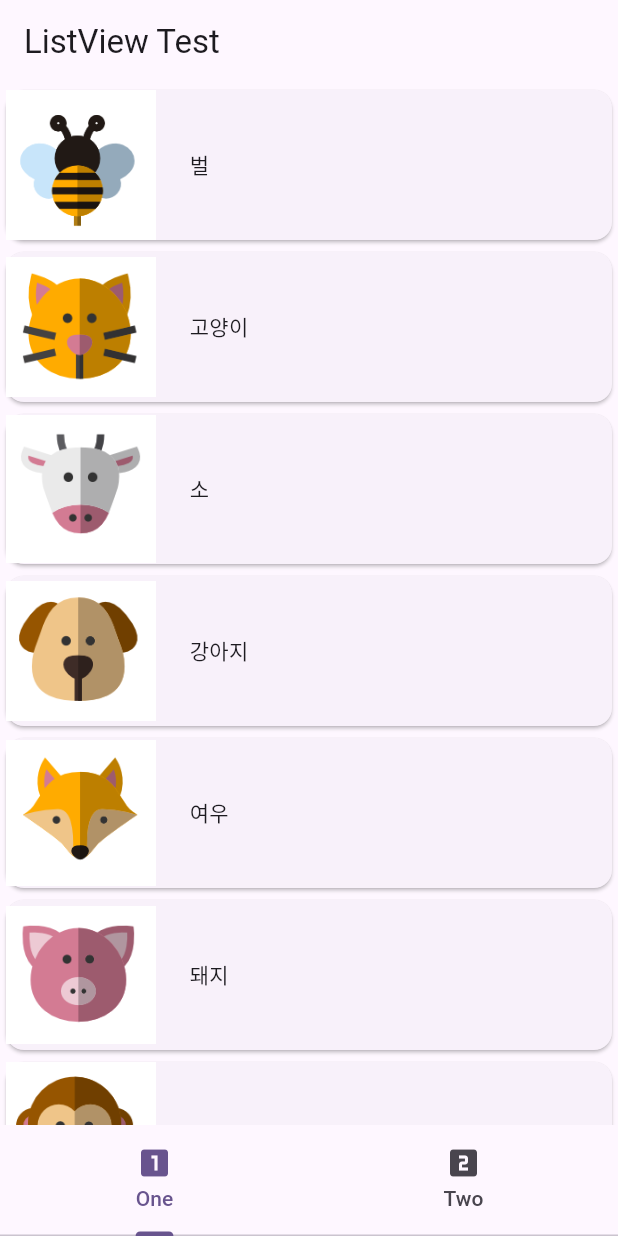
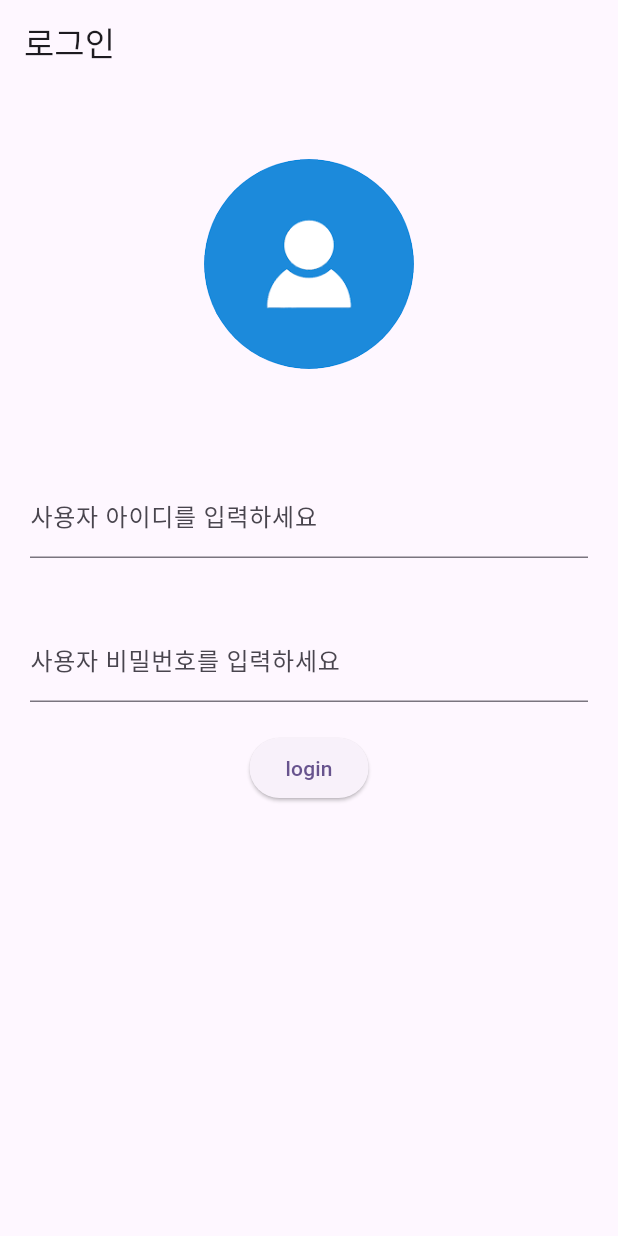
Before and after one commit to EunmiJang247/dart-study, a Flutter app: the screen it shows after launch, on a phone screen of 412 x 824 dp. Run offline on Flutter 3.47's test engine with Material 3 defaults, Android fonts, the phone set to English and light mode, and no system bars; missing offline and left inert: simple_gesture_detector.

```diff
--- a/lib/main.dart
+++ b/lib/main.dart
@@ -16,6 +16,9 @@ import 'package:second_flutter_pract/view/day_07example5_insertlistview_second.d
 import 'package:second_flutter_pract/view/day_07example5_listview_first.dart';
 import 'package:second_flutter_pract/view/day_08example1_pract_first.dart';
 import 'package:second_flutter_pract/view/day_08example2FirstPage.dart';
+import 'package:second_flutter_pract/view/day_09example1_afterLogin.dart';
+import 'package:second_flutter_pract/view/day_09example1_login.dart';
+import 'package:second_flutter_pract/view/day_09example2_login.dart';
 // import 'package:second_flutter_pract/view/day_07example2_tabbar_firstpage.dart'; //안쓸꺼니까 지워
 // import 'package:second_flutter_pract/view/day_07example2_tabbar_secondpage.dart'; //안쓸꺼니까 지워
 
@@ -148,6 +151,37 @@ class MyApp extends StatelessWidget {
   // }
 
   // 동물카드 실습
+  // @override
+  // Widget build(BuildContext context) {
+  //   return MaterialApp(
+  //     title: 'Flutter Demo',
+  //     theme: ThemeData(
+  //       colorScheme: ColorScheme.fromSeed(seedColor: Colors.deepPurple),
+  //       useMaterial3: true,
+  //     ),
+  //     // 라우트 잡을 것이다
+  //     home: const Home4(),
+  //   );
+  // }
+
+  // 로그인 실습 day9 1번째
+  // @override
+  // Widget build(BuildContext context) {
+  //   return MaterialApp(
+  //     title: 'Flutter Demo',
+  //     theme: ThemeData(
+  //       colorScheme: ColorScheme.fromSeed(seedColor: Colors.deepPurple),
+  //       useMaterial3: true,
+  //     ),
+  //     // 라우트 잡을 것이다
+  //     routes: {
+  //       '/': (context) => const LoginFirst(),
+  //     },
+  //     initialRoute: '/',
+  //   );
+  // }
+
+  //로그인 실습 day9 2번째
   @override
   Widget build(BuildContext context) {
     return MaterialApp(
@@ -157,7 +191,10 @@ class MyApp extends StatelessWidget {
         useMaterial3: true,
       ),
       // 라우트 잡을 것이다
-      home: const Home4(),
+      routes: {
+        '/': (context) => const LoginSecond(),
+      },
+      initialRoute: '/',
     );
   }
 }
--- /dev/null
+++ b/lib/view/day_09example2_login.dart
@@ -0,0 +1,120 @@
+import 'package:flutter/material.dart';
+import 'package:second_flutter_pract/model/user.dart';
+import 'package:second_flutter_pract/tab/home4.dart';
+import 'package:second_flutter_pract/view/day_08example1_pract_first.dart';
+import 'package:second_flutter_pract/view/day_09example1_afterLogin.dart';
+
+class LoginSecond extends StatefulWidget {
+  const LoginSecond({super.key});
+
+  @override
+  State<LoginSecond> createState() => _LoginSecondState();
+}
+
+class _LoginSecondState extends State<LoginSecond> {
+  // 화면에 쓰는 변수들 선언
+  late TextEditingController userIdController;
+  late TextEditingController passwordController;
+
+  @override
+  void initState() {
+    super.initState();
+    userIdController = TextEditingController();
+    //생성자 이름을 통해 만들어줌
+    passwordController = TextEditingController();
+    // 데이터 아무것도 없는 상태
+  }
+
+  @override
+  Widget build(BuildContext context) {
+    return Scaffold(
+        appBar: AppBar(title: const Text('로그인')),
+        body: SingleChildScrollView(
+          child: Center(
+            child: Column(
+              children: [
+                const Padding(
+                  padding: EdgeInsets.all(50.0),
+                  child: CircleAvatar(
+                    backgroundImage: AssetImage('images/login.png'),
+                    radius: 70,
+                  ),
+                ),
+                Padding(
+                  padding: const EdgeInsets.all(20.0),
+                  child: TextField(
+                    controller: userIdController,
+                    decoration:
+                        const InputDecoration(labelText: "사용자 아이디를 입력하세요"),
+                    keyboardType: TextInputType.text,
+                  ),
+                ),
+                Padding(
+                  padding: const EdgeInsets.all(20.0),
+                  child: TextField(
+                    controller: passwordController,
+                    decoration:
+                        const InputDecoration(labelText: "사용자 비밀번호를 입력하세요"),
+                    keyboardType: TextInputType.text,
+                    obscureText: true,
+                  ),
+                ),
+                ElevatedButton(
+                    onPressed: () => inputCheck(context),
+                    child: const Text('login')),
+              ],
+            ),
+          ),
+        ));
+  }
+
+  inputCheck(context) {
+    if (userIdController.text.trim().isEmpty ||
+        passwordController.text.trim().isEmpty) {
+      //snackbar
+      errorSnackBar(context, '아이디와 패스워드를 입력하세요', Colors.red);
+    } else {
+      if (userIdController.text.trim() == 'root' &&
+          passwordController.text.trim() == 'qwer1234') {
+        //통과
+        _showDialog();
+      } else {
+        //오류
+        errorSnackBar(context, '틀립니다', Colors.blue);
+      }
+    }
+  }
+
+  errorSnackBar(context, str, backColor) {
+    ScaffoldMessenger.of(context).showSnackBar(SnackBar(
+      content: Text(str),
+      duration: const Duration(seconds: 2),
+      backgroundColor: backColor,
+    ));
+  }
+
+  _showDialog() {
+    showDialog(
+        context: context,
+        barrierDismissible: false,
+        builder: (context) {
+          return AlertDialog(
+            title: const Text('확영합니다'),
+            content: const Text('신분이 확인 되었습니다'),
+            actions: [
+              TextButton(
+                  onPressed: () {
+                    Navigator.of(context).pop();
+                    userIdController.text = '';
+                    passwordController.text = '';
+                    Navigator.push(context,
+                        MaterialPageRoute(builder: ((context) {
+                      return const Home4();
+                    })));
+                  },
+                  child: const Text('OK'))
+            ],
+          );
+        });
+  }
+}
```
Also changed, not shown: lib/model/user.dart (added, +13 -0 lines), lib/view/day_09example1_afterLogin.dart (added, +22 -0 lines), lib/view/day_09example1_login.dart (added, +119 -0 lines).
